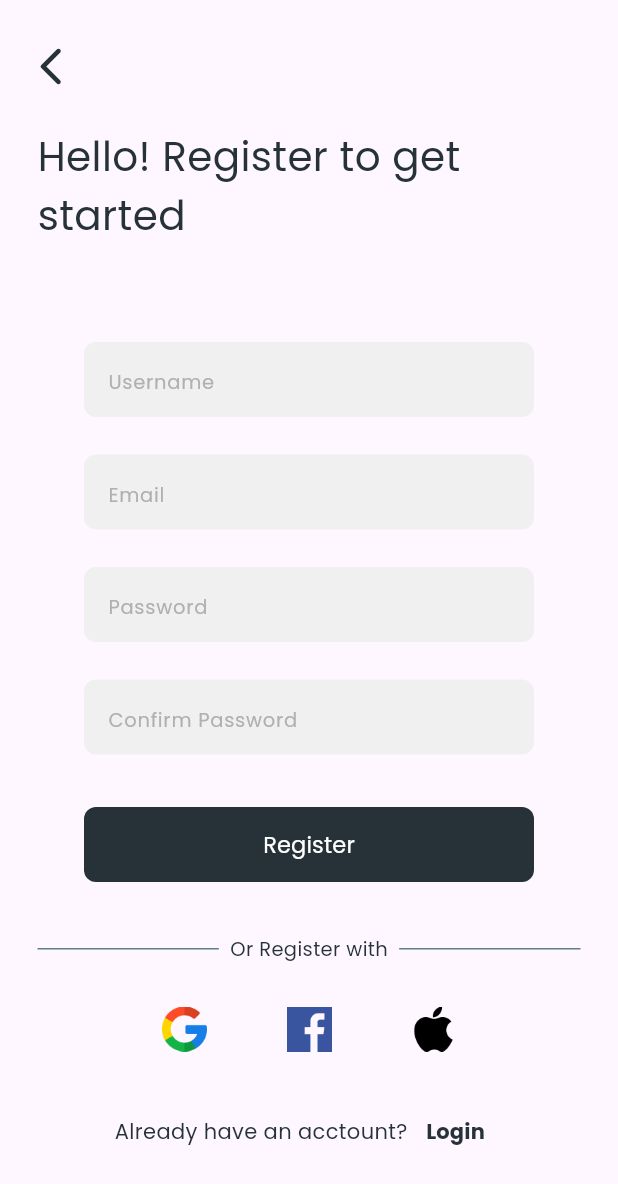
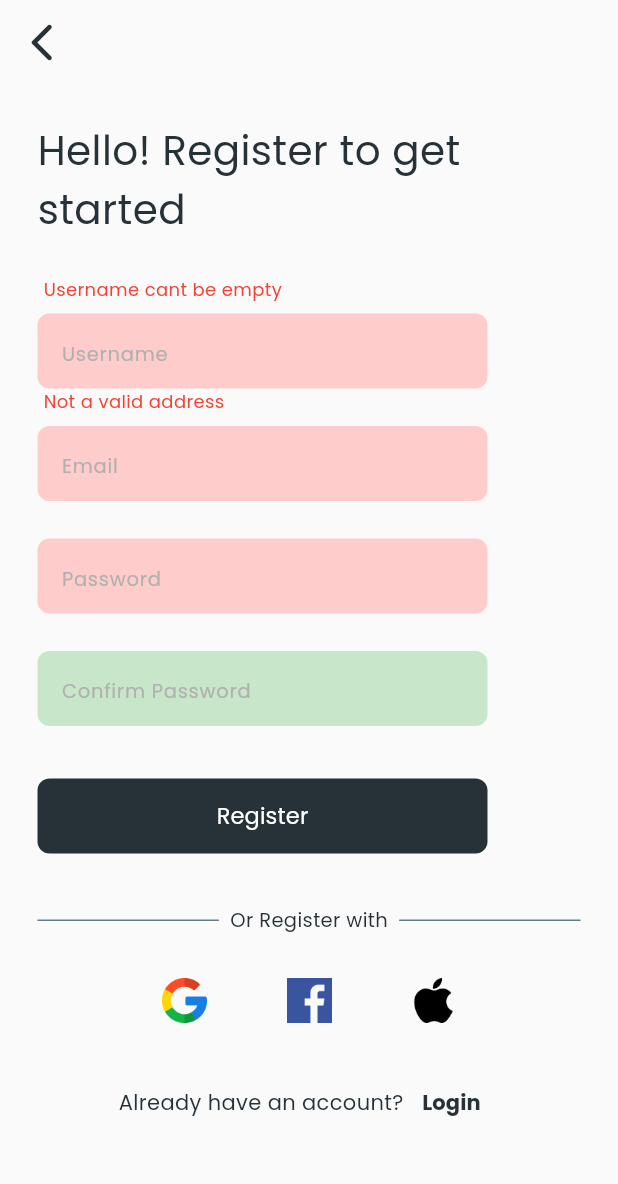
Before and after one commit to Eizrael/validation_app, a Flutter app: the SignUpPage screen opened by its route, after a tap on "Register", on a phone screen of 412 x 824 dp. Shown: the top 1184 px of the screen. Run offline on Flutter 3.47's test engine with Material 3 defaults, Android fonts, the phone set to English and light mode, and no system bars.

Commit message:
made some changes

```diff
--- a/lib/pages/sign_up_page.dart
+++ b/lib/pages/sign_up_page.dart
@@ -3,87 +3,102 @@ import 'package:navigation/pages/login_page.dart';
 import 'package:navigation/widgets/customField.dart';
 
 class SignUpPage extends StatefulWidget {
-  @override
-  SignUpPage({super.key});
+  const SignUpPage({super.key});
 
   @override
   State<SignUpPage> createState() => _SignUpPageState();
 }
 
 class _SignUpPageState extends State<SignUpPage> {
-  TextEditingController usernameController = TextEditingController();
-  TextEditingController emailontroller = TextEditingController();
-  TextEditingController passwordController = TextEditingController();
-  TextEditingController confirmPasswordController = TextEditingController();
+  final TextEditingController usernameController = TextEditingController();
+  final TextEditingController emailController = TextEditingController();
+  final TextEditingController passwordController = TextEditingController();
+  final TextEditingController confirmPasswordController = TextEditingController();
 
-  Color usernameFillColorController = const Color.fromRGBO(232, 234, 246, 1);
-  Color emailFillColorController = const Color.fromRGBO(232, 234, 246, 1);
-  Color pass1FillColorController= const Color.fromRGBO(232, 234, 246, 1);
-  Color pass2FillColorController = const Color.fromRGBO(232, 234, 246, 1);
+  Color usernamefillcolor = const Color(0xFFF0F0F0);
+  Color emailfillcolor = const Color(0xFFF0F0F0);
+  Color pass1fillcolor = const Color(0xFFF0F0F0);
+  Color pass2fillcolor = const Color(0xFFF0F0F0);
+
+  String usernamelabel = "";
+  String emaillabel = "";
+  String pass1label = "";
+  String pass2label = "";
+
+  void submitdata() {
+    Color lightred = Color(0xFFFECCCB);
+    Color lightgreen = const Color.fromRGBO(200, 230, 201, 1);
+
+    String username = usernameController.text;
+    String email = emailController.text;
+    String pass1 = passwordController.text;
+    String pass2 = confirmPasswordController.text;
+
+    setState(() {});
+    if(username.length < 3) {
+      usernamefillcolor = lightred;
+      usernamelabel = "Username cant be empty";
+    }else {
+      usernamefillcolor = lightgreen;
+      usernamelabel = "";
+    }
+
+    if(email.isEmpty || !email.contains("@")) {
+      emailfillcolor = lightred;
+      emaillabel = "Not a valid address";
+    }else {
+      emailfillcolor = lightgreen;
+      emaillabel = "";
+    }
+
+    if(pass1.length < 5) {
+      pass1fillcolor = lightred;
+      pass1label = "Password too short";
+    }else {
+      pass1fillcolor = lightgreen;
+      pass1label = "";
+    }
+
+    if(pass2.length < 6) {
+      pass2fillcolor = lightred;
+      pass2label = "Username cant be empty";
+    }else {
+      pass2fillcolor = lightgreen;
+      pass2label = "";
+    }
+
+    if(pass2 != pass1) {
+      pass2fillcolor = lightred;
+      pass1fillcolor = lightred;
+      pass2label = "Password doesnt match!";
+    }else {
+      pass2fillcolor = lightgreen;
+      pass2label = "";
+      pass1label = "";
+    }
 
 
-  void submitdata (){
-    const lightGreen = Color.fromRGBO(232, 245, 233, 1);
-    const lightRed = Color.fromRGBO(255, 205, 210, 1);
+  }
 
-    setState(() {
-      if (usernameController.text.isEmpty) {
-        usernameFillColorController = lightRed;
-      }
-      else {
-        usernameFillColorController = lightGreen;
-      }
-      //email
-      if (emailontroller.text.isEmpty || !emailontroller.text.contains('@')) {
-        emailFillColorController = lightRed;
-      }
-      else {
-        emailFillColorController = lightGreen;
-      }
-      //password
-      if (passwordController.text.isEmpty) {
-        pass1FillColorController = lightRed;
-      }
-      else {
-        pass1FillColorController = lightGreen;
-      }
-      //confirm password
-      if (confirmPasswordController.text.isEmpty || confirmPasswordController.text != passwordController.text) {
-        pass2FillColorController = lightRed;
-      }
-      else {
-        pass2FillColorController = lightGreen;
-      }
-    });
-
-  }
+  @override
   Widget build(BuildContext context) {
     return Scaffold(
-      body: SingleChildScrollView(
-        child: SafeArea(
-          child: Stack(
-            children: [
-              Positioned(
-                top: 20,
-                left: 10,
-                child: IconButton(
-                  icon: const Icon(Icons.arrow_back_ios_new_rounded),
-                  iconSize: 30,
+      backgroundColor: Colors.grey[50],
+      appBar: AppBar(
+        elevation: 0,
+        backgroundColor: Colors.grey[50],
+        leading: const Icon(Icons.arrow_back_ios_new_rounded),
+        iconTheme: IconThemeData(
           color: Colors.blueGrey[900],
-                  onPressed: () {
-                    Navigator.pushNamed(context, '/intropage');
-                  },
+          size: 30,
         ),
       ),
-
-              Padding(
+      body: SingleChildScrollView(
+        child: Padding(
           padding: const EdgeInsets.all(25.0),
-
           child: Column(
-                  mainAxisAlignment: MainAxisAlignment.center,
-                  //crossAxisAlignment: CrossAxisAlignment.start,
+            crossAxisAlignment: CrossAxisAlignment.start,
             children: [
-                    const SizedBox(height: 60),
               Text(
                 "Hello! Register to get started",
                 style: TextStyle(
@@ -92,48 +107,58 @@ class _SignUpPageState extends State<SignUpPage> {
                   color: Colors.blueGrey[900],
                 ),
               ),
-
-                    const SizedBox(height: 40),
-                    const CustomTextField(label: "", hintText: "Username",),
-                    //const SizedBox(height: 5),
-                    const CustomTextField(label: "", hintText: "Email"),
-                    //const SizedBox(height: 5),
-                    const CustomTextField(label: "", hintText: "Password",),
-                    //const SizedBox(height: 5),
-                    const CustomTextField(label: "", hintText: "Confirm Password",),
-
+              const SizedBox(height: 25),
+              CustomTextField(
+                label: usernamelabel,
+                hintText: "Username",
+                controller: usernameController,
+                fillColor: usernamefillcolor,
+              ),
+             CustomTextField(
+                label: emaillabel,
+                hintText: "Email",
+                controller: emailController,
+                fillColor: emailfillcolor
+              ),
+              CustomTextField(
+                label: pass1label,
+                hintText: "Password",
+                controller: passwordController,
+                fillColor: pass1fillcolor,
+              ),
+              CustomTextField(
+                label: pass2label,
+                hintText: "Confirm Password",
+                controller: confirmPasswordController,
+                fillColor: pass2fillcolor,
+              ),
               const SizedBox(height: 35),
-
-                    //REGISTER BUTTON
               FilledButton(
-                      onPressed: () {
-                        submitdata();
-                      },
+                onPressed: submitdata,
                 style: FilledButton.styleFrom(
                   backgroundColor: Colors.blueGrey[900],
                   minimumSize: const Size(300, 50),
-                        shape: RoundedRectangleBorder(borderRadius: BorderRadius.circular(8)),
+                  shape: RoundedRectangleBorder(
+                    borderRadius: BorderRadius.circular(8),
+                  ),
                 ),
                 child: const Text(
                   "Register",
                   style: TextStyle(
                     fontFamily: "Poppins",
                     fontSize: 15,
-                        )
+                  ),
                 ),
               ),
               const SizedBox(height: 35),
-
               Row(
                 children: [
                   Expanded(
-                          flex: 1,
                     child: Divider(
                       color: Colors.blueGrey[500],
                       thickness: 1,
                     ),
                   ),
-
                   Text(
                     "  Or Register with  ",
                     style: TextStyle(
@@ -143,7 +168,6 @@ class _SignUpPageState extends State<SignUpPage> {
                     ),
                   ),
                   Expanded(
-                          flex: 1,
                     child: Divider(
                       color: Colors.blueGrey[500],
                       thickness: 1,
@@ -156,42 +180,49 @@ class _SignUpPageState extends State<SignUpPage> {
                 mainAxisAlignment: MainAxisAlignment.center,
                 children: [
                   IconButton(
-                          onPressed:() {},
-                          icon: Image.asset("images/google.png", height: 30,),
+                    onPressed: () {},
+                    icon: Image.asset(
+                      "images/google.png",
+                      height: 30,
+                    ),
                   ),
                   const SizedBox(width: 35),
                   IconButton(
-                          onPressed:() {},
-                          icon: Image.asset("images/facebook.png", height: 30,),
+                    onPressed: () {},
+                    icon: Image.asset(
+                      "images/facebook.png",
+                      height: 30,
+                    ),
                   ),
                   const SizedBox(width: 35),
                   IconButton(
-                          onPressed:() {},
-                          icon: Image.asset("images/apple.png", height: 30,),
+                    onPressed: () {},
+                    icon: Image.asset(
+                      "images/apple.png",
+                      height: 30,
+                    ),
                   ),
                 ],
               ),
-
               const SizedBox(height: 20),
               Row(
                 mainAxisAlignment: MainAxisAlignment.center,
                 children: [
                   Text(
-                          "Already have an acctount?",
+                    "Already have an account?",
                     style: TextStyle(
                       fontFamily: "Poppins",
                       fontSize: 14,
-                            //fontWeight: FontWeight.bold,
                       color: Colors.blueGrey[900],
                     ),
                   ),
                   TextButton(
                     onPressed: () {
-                            Navigator.push(context, MaterialPageRoute(builder: (context) => LoginPage()),);
+                      Navigator.push(
+                        context,
+                        MaterialPageRoute(builder: (context) => LoginPage()),
+                      );
                     },
-                          style: TextButton.styleFrom(
-                            shape: RoundedRectangleBorder(borderRadius: BorderRadius.circular(8)),
-                          ),
                     child: Text(
                       "Login",
                       style: TextStyle(
@@ -201,15 +232,12 @@ class _SignUpPageState extends State<SignUpPage> {
                         color: Colors.blueGrey[900],
                       ),
                     ),
-                        )
+                  ),
                 ],
               ),
             ],
           ),
-              )
-            ],
-          )
-        )
+        ),
       ),
     );
   }
--- a/lib/widgets/customField.dart
+++ b/lib/widgets/customField.dart
@@ -4,12 +4,14 @@ class CustomTextField extends StatelessWidget {
   final String label; // Text for the label
   final String hintText; // Hint text for the TextField
   final TextEditingController? controller; // Controller for the TextField
+  final Color fillColor; // Fill color for the TextField
 
   const CustomTextField({
     Key? key,
     required this.label,
     this.hintText = '',
     this.controller,
+    this.fillColor = const Color(0xFFF0F0F0), // Default fill color
   }) : super(key: key);
 
   @override
@@ -42,7 +44,7 @@ class CustomTextField extends StatelessWidget {
               ),
               hintText: hintText,
               filled: true,
-              fillColor: const Color(0xFFF0F0F0), // Example fill color
+              fillColor: fillColor, // Use the passed fillColor here
               border: OutlineInputBorder(
                 borderRadius: BorderRadius.circular(8),
                 borderSide: BorderSide.none,
```
Lines whose indentation alone changed are shown as unchanged.
